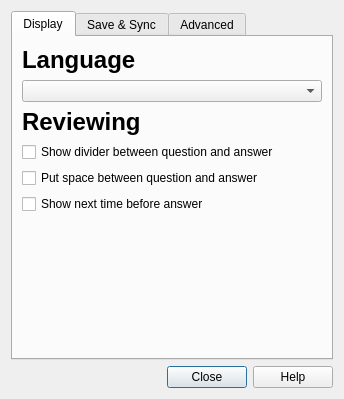
Qt form designer/preferences.ui (ankitects/anki) before a commit.
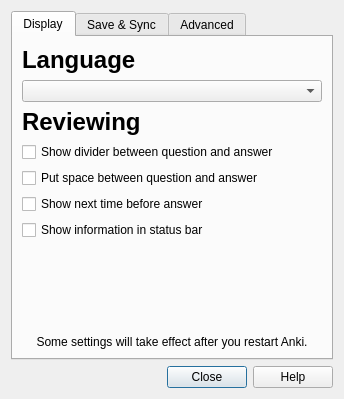
The same form after that commit.

Commit message: add option to hide progress

What changed in the file:
```diff
--- a/designer/preferences.ui
+++ b/designer/preferences.ui
@@ -97,6 +97,13 @@
          </property>
         </widget>
        </item>
+       <item>
+        <widget class="QCheckBox" name="showProgress" >
+         <property name="text" >
+          <string>Show information in status bar</string>
+         </property>
+        </widget>
+       </item>
        <item>
         <spacer name="verticalSpacer" >
          <property name="orientation" >
@@ -110,6 +117,16 @@
          </property>
         </spacer>
        </item>
+       <item>
+        <widget class="QLabel" name="label_3" >
+         <property name="text" >
+          <string>Some settings will take effect after you restart Anki.</string>
+         </property>
+         <property name="alignment" >
+          <set>Qt::AlignCenter</set>
+         </property>
+        </widget>
+       </item>
       </layout>
      </widget>
      <widget class="QWidget" name="tab_2" >
```
Left out of the diff: 15 changed lines with no effect on the pictures. The commit also changes 3 other files.
